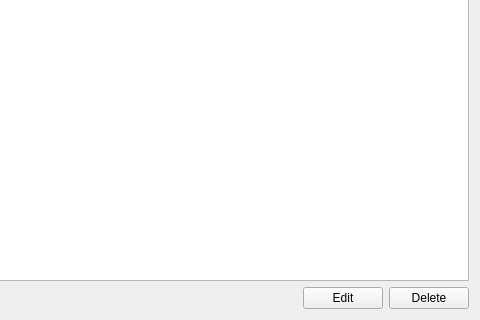
Qt form ui/qt/BooksListPage.ui (IwanIDev/cs-unit5) before a commit; both pictures show x 442 to 922 and y 253 to 573 of the 922 by 573 pixel window.
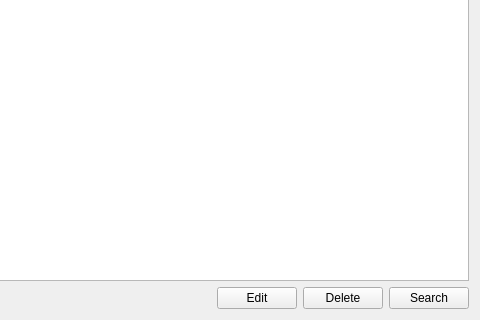
The same form after that commit.

Commit message: Got started with the search books functionality.  Shouldn't take too long, hopefully.

What changed in the file:
```diff
--- a/ui/qt/BooksListPage.ui
+++ b/ui/qt/BooksListPage.ui
@@ -53,6 +53,13 @@
        </property>
       </widget>
      </item>
+     <item>
+      <widget class="QPushButton" name="searchButton">
+       <property name="text">
+        <string>Search</string>
+       </property>
+      </widget>
+     </item>
     </layout>
    </item>
   </layout>
```
The commit also changes 4 other files.
